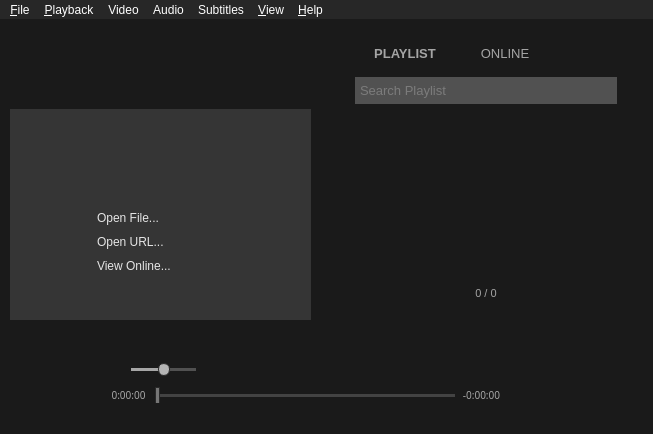
Qt form src/ui/mainwindow.ui (liberize/Baka-MPlayer) before a commit.
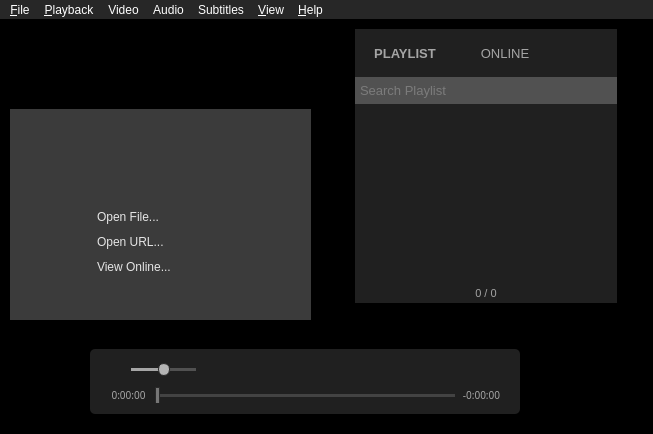
The same form after that commit. Icons and pictures are not drawn. Custom widgets are drawn as their Qt base class.

Diff of the .ui file:
```diff
--- a/src/ui/mainwindow.ui
+++ b/src/ui/mainwindow.ui
@@ -31,9 +31,196 @@
   </property>
   <property name="styleSheet">
    <string notr="true">QWidget {
-	font-family: &quot;Noto Sans&quot;, &quot;FreeSans&quot;;
-	background: #1A1A1A;
-	color: #A5A5A5;
+  font: 12px &quot;Noto Sans&quot;, &quot;FreeSans&quot;;
+  background: #3B3B3B;
+  color: whitesmoke;
+}
+
+/* QHeaderView for QTableWidget has to be set here */
+
+QTableWidget QHeaderView::section {
+  padding: 4px 2px;
+  background: #6E6E6E;
+  border: none;
+}
+
+/* QRadioButton */
+
+QRadioButton::indicator {
+  width: 8px;
+  height: 8px;
+  border-radius: 7px;
+  padding: 2px;
+  margin: 4px 4px 4px 0;
+}
+QRadioButton::indicator:unchecked {
+  border: 1px solid #D6D6D6;
+  image: none;
+}
+QRadioButton::indicator:checked {
+  border: 1px solid #D6D6D6;
+  background: #D6D6D6;
+  image: url(:/img/selected.svg);
+}
+QRadioButton::indicator:pressed {
+  border: 1px solid #F1F1F1;
+  background: #F1F1F1;
+  image: url(:/img/selected.svg);
+}
+
+/* QCheckBox */
+
+QCheckBox::indicator,
+QGroupBox::indicator,
+QListView::indicator {
+  width: 12px;
+  height: 12px;
+  border: 1px solid #D6D6D6;
+  border-radius: 3px;
+  margin: 4px 4px 4px 0;
+}
+QCheckBox::indicator:unchecked,
+QGroupBox::indicator:unchecked,
+QListView::indicator:unchecked {
+  border: 1px solid #D6D6D6;
+  background: #3B3B3B;
+  image: none;
+}
+QCheckBox::indicator:checked,
+QGroupBox::indicator:checked,
+QListView::indicator:checked {
+  border: 1px solid #D6D6D6;
+  background: #D6D6D6;
+  image: url(:/img/checked.svg);
+}
+QCheckBox::indicator:pressed,
+QGroupBox::indicator:pressed,
+QListView::indicator:pressed {
+  border: 1px solid #F1F1F1;
+  background: #F1F1F1;
+  image: url(:/img/checked.svg);
+}
+
+/* QComboBox */
+
+QComboBox {
+  background: #848484;
+  border: none;
+  border-radius: 4px;
+  padding: 2px 10px;
+}
+QComboBox::item {
+  color: #000000;
+  background: #F0F0F0;
+}
+QComboBox::item::selected {
+  color: #FFFFFF;
+  background: #3F9BFA;
+}
+QComboBox::drop-down {
+  width: 16px;
+  background: #D6D6D6;
+  border-top-right-radius: 4px;
+  border-bottom-right-radius: 4px;
+}
+QComboBox::drop-down::pressed {
+  background: #F1F1F1;
+}
+QComboBox::down-arrow {
+  image: url(:/img/down_arrow.svg);
+}
+
+/* QLineEdit */
+
+QLineEdit {
+  background: #3B3B3B;
+  border: 1px solid #CACACA;
+  padding: 2px;
+}
+QLineEdit:focus {
+  border: 1px solid #FFFFFF;
+}
+
+/* QPushButton */
+
+QPushButton {
+  background: #848484;
+  border: none;
+  border-radius: 4px;
+  color: whitesmoke;
+  min-width: 76px;
+  min-height: 15px;
+  padding: 3px 6px;
+}
+QPushButton:focus {
+  border: 1px solid #D6D6D6;
+  outline: none;
+}
+QPushButton:pressed {
+  background: #676767;
+}
+QPushButton:disabled {
+  background: transparent;
+  border: 1px solid #6E6E6E;
+  color: #6F6F6F;
+}
+
+/* QSpinBox */
+
+QSpinBox {
+  background: #6E6E6E;
+  border: none;
+  border-radius: 4px;
+  padding: 2px 10px;
+}
+QSpinBox::disabled {
+  color: #6F6F6F;
+}
+QSpinBox::up-button {
+  background: #D6D6D6;
+  border: none;
+  border-top-right-radius: 4px;
+  width: 16px;
+}
+QSpinBox::down-button {
+  background: #D6D6D6;
+  border: none;
+  border-bottom-right-radius: 4px;
+  width: 16px;
+}
+QSpinBox::up-button::pressed,
+QSpinBox::down-button::pressed {
+  background: #F1F1F1;
+}
+QSpinBox::up-arrow {
+  background: url(:/img/up_arrow.svg);
+}
+QSpinBox::down-arrow {
+  background: url(:/img/down_arrow.svg);
+}
+
+/* QGroupBox */
+
+QGroupBox {
+  border-top: 1px solid #6E6E6E;
+  margin-top: 0.5em;
+  padding-top: 15px;
+}
+QGroupBox::title {
+  subcontrol-origin: margin;
+  padding: 0 6px 0 2px;
+  left: 0px;
+}
+
+QFrame[frameShape=&quot;4&quot;] {
+  border: none;
+  max-height: 1px;
+  background: #A0A0A0;
+}
+QFrame[frameShape=&quot;5&quot;] {
+  border: none;
+  max-width: 1px;
+  background: #A0A0A0;
 }
 
 /* QMenuBar and stuff */
@@ -70,6 +257,22 @@
 	margin: 2px 0;
 }
 
+/* buttons */
+
+#muteButton,
+#previousButton,
+#playButton,
+#nextButton,
+#sidebarButton,
+#repeatButton,
+#shuffleButton,
+#addButton,
+#clearButton {
+  border: none;
+  min-width: -1;
+  min-height: -1;
+}
+
 /* Playlist group */
 
 #playlistSearchBox,
@@ -85,6 +288,11 @@
 	border-color: #008098;
 }
 
+#playlistWidget,
+#onlineWidget {
+  margin-top: 10px;
+}
+
 /* time labels */
 #durationLabel {
 	font-size: 10px;
@@ -104,7 +312,7 @@
 	outline: none;
 }
 #playlistWidget::item {
-	background: #1A1A1A;
+	background: #202020;
 	padding: 4px 2px;
 }
 #playlistWidget::item:selected {
@@ -118,7 +326,7 @@
 #repeatButton,
 #shuffleButton,
 #addButton,
-#refreshButton {
+#clearButton {
   padding: 2px;
   margin: 1px;
   border: none;
@@ -179,11 +387,14 @@
 	background: transparent;
 }
 QToolTip {
-  background-color: #1A1A1A;
+  background-color: #202020;
   color: #A5A5A5;
 }</string>
   </property>
   <widget class="QWidget" name="centralwidget">
+   <property name="styleSheet">
+    <string notr="true">background: #000000;</string>
+   </property>
    <widget class="QWidget" name="mpvContainer" native="true">
     <property name="geometry">
      <rect>
@@ -210,7 +421,7 @@
      </sizepolicy>
     </property>
     <property name="styleSheet">
-     <string notr="true">background-color: #1A1A1A;
+     <string notr="true">background-color: #202020;
 border-radius: 5px;</string>
     </property>
     <layout class="QVBoxLayout" name="verticalLayout_2">
@@ -579,6 +790,9 @@
           <font>
            <family>Noto Sans,FreeSans</family>
            <pointsize>-1</pointsize>
+           <weight>50</weight>
+           <italic>false</italic>
+           <bold>false</bold>
           </font>
          </property>
          <property name="styleSheet">
@@ -696,6 +910,9 @@
           <font>
            <family>Noto Sans,FreeSans</family>
            <pointsize>-1</pointsize>
+           <weight>50</weight>
+           <italic>false</italic>
+           <bold>false</bold>
           </font>
          </property>
          <property name="cursor">
@@ -735,7 +952,7 @@
      </sizepolicy>
     </property>
     <property name="styleSheet">
-     <string notr="true">background: #1A1A1A;</string>
+     <string notr="true">background: #202020;</string>
     </property>
     <layout class="QVBoxLayout" name="verticalLayout_7">
      <property name="spacing">
@@ -827,22 +1044,6 @@
            </property>
           </widget>
          </item>
-         <item>
-          <spacer name="verticalSpacer">
-           <property name="orientation">
-            <enum>Qt::Vertical</enum>
-           </property>
-           <property name="sizeType">
-            <enum>QSizePolicy::Fixed</enum>
-           </property>
-           <property name="sizeHint" stdset="0">
-            <size>
-             <width>20</width>
-             <height>10</height>
-            </size>
-           </property>
-          </spacer>
-         </item>
          <item>
           <widget class="PlaylistWidget" name="playlistWidget">
            <property name="focusPolicy">
@@ -888,12 +1089,6 @@
               <property name="toolTip">
                <string>Repeat</string>
               </property>
-              <property name="styleSheet">
-               <string notr="true">QPushButton:pressed {
-	background: #515151;
-	border-radius: 2px;
-}</string>
-              </property>
               <property name="icon">
                <iconset resource="../rsclist.qrc">
                 <normaloff>:/img/repeat_off.svg</normaloff>:/img/repeat_off.svg</iconset>
@@ -914,12 +1109,6 @@
               <property name="toolTip">
                <string>Shuffle Playlist</string>
               </property>
-              <property name="styleSheet">
-               <string notr="true">QPushButton:pressed {
-	background: #515151;
-	border-radius: 2px;
-}</string>
-              </property>
               <property name="icon">
                <iconset resource="../rsclist.qrc">
                 <normaloff>:/img/shuffle.svg</normaloff>:/img/shuffle.svg</iconset>
@@ -944,6 +1133,9 @@
             </item>
             <item>
              <widget class="QLabel" name="indexLabel">
+              <property name="styleSheet">
+               <string notr="true">color: #A5A5A5;</string>
+              </property>
               <property name="text">
                <string>0 / 0</string>
               </property>
@@ -979,15 +1171,9 @@
               <property name="toolTip">
                <string>Add File to Playlist</string>
               </property>
-              <property name="styleSheet">
-               <string notr="true">QPushButton:pressed {
-	background: #515151;
-	border-radius: 2px;
-}</string>
-              </property>
               <property name="icon">
                <iconset resource="../rsclist.qrc">
-                <normaloff>:/img/add.svg</normaloff>:/img/add.svg</iconset>
+                <normaloff>:/img/add_to_playlist.svg</normaloff>:/img/add_to_playlist.svg</iconset>
               </property>
               <property name="flat">
                <bool>true</bool>
@@ -995,7 +1181,7 @@
              </widget>
             </item>
             <item>
-             <widget class="QPushButton" name="refreshButton">
+             <widget class="QPushButton" name="clearButton">
               <property name="cursor">
                <cursorShape>PointingHandCursor</cursorShape>
               </property>
@@ -1003,17 +1189,11 @@
                <enum>Qt::NoFocus</enum>
               </property>
               <property name="toolTip">
-               <string>Refresh Playlist</string>
-              </property>
-              <property name="styleSheet">
-               <string notr="true">QPushButton:pressed {
-	background: #515151;
-	border-radius: 2px;
-}</string>
+               <string>Clear Playlist</string>
               </property>
               <property name="icon">
                <iconset resource="../rsclist.qrc">
-                <normaloff>:/img/refresh_view.svg</normaloff>:/img/refresh_view.svg</iconset>
+                <normaloff>:/img/trash.svg</normaloff>:/img/trash.svg</iconset>
               </property>
               <property name="flat">
                <bool>true</bool>
@@ -1046,7 +1226,7 @@
           <number>0</number>
          </property>
          <item>
-          <widget class="CustomLineEdit" name="onlineSearchBox">
+          <widget class="MediaSearchBox" name="onlineSearchBox">
            <property name="mouseTracking">
             <bool>false</bool>
            </property>
@@ -1099,7 +1279,7 @@
      </rect>
     </property>
     <property name="styleSheet">
-     <string notr="true">background-color: #353535;</string>
+     <string notr="true">background-color: #3B3B3B;</string>
     </property>
     <layout class="QHBoxLayout" name="horizontalLayout_4">
      <property name="spacing">
@@ -1889,7 +2069,7 @@
    </property>
   </action>
   <action name="action_Subtitle_Shadow_Offset">
-    <property name="checkable">
+   <property name="checkable">
     <bool>true</bool>
    </property>
    <property name="text">
@@ -2084,12 +2264,12 @@
    </property>
   </action>
   <action name="action_Add_Audio_File">
+   <property name="enabled">
+    <bool>false</bool>
+   </property>
    <property name="text">
     <string>&amp;Add Audio File...</string>
    </property>
-   <property name="enabled">
-    <bool>false</bool>
-   </property>
   </action>
  </widget>
  <customwidgets>
@@ -2113,9 +2293,14 @@
    <extends>QLineEdit</extends>
    <header>widgets/customlineedit.h</header>
   </customwidget>
+  <customwidget>
+   <class>MediaSearchBox</class>
+   <extends>QLineEdit</extends>
+   <header>widgets/mediasearchbox.h</header>
+  </customwidget>
   <customwidget>
    <class>OnlineWidget</class>
-   <extends>QListWidget</extends>
+   <extends>QListView</extends>
    <header>widgets/onlinewidget.h</header>
   </customwidget>
   <customwidget>
```
